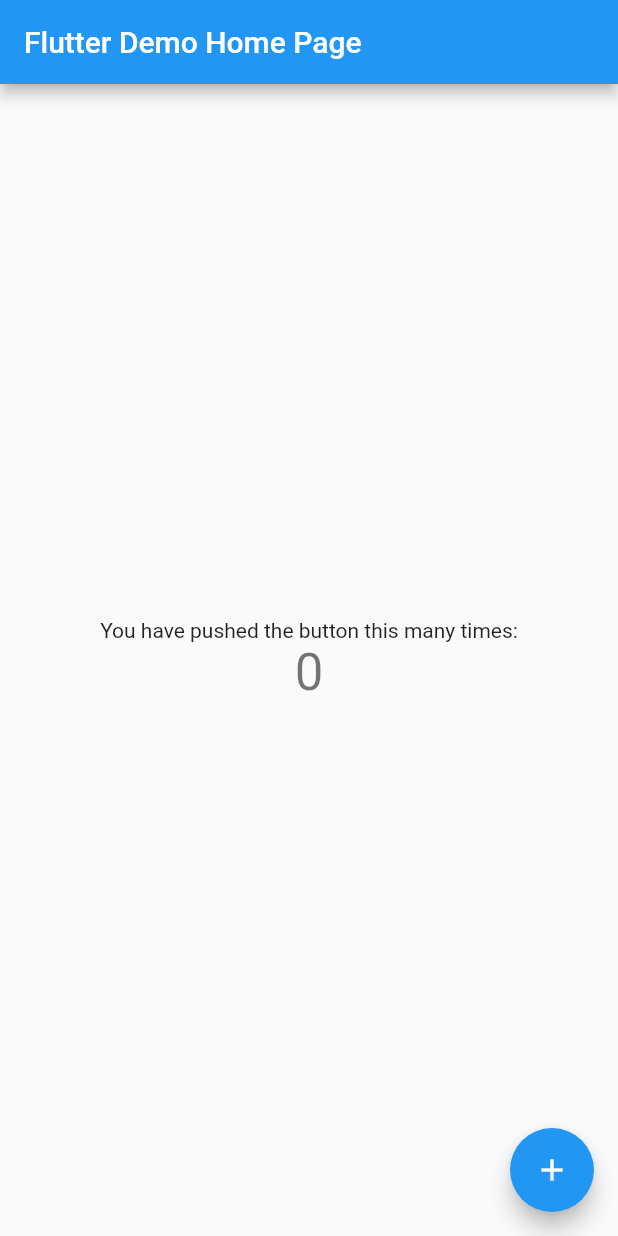
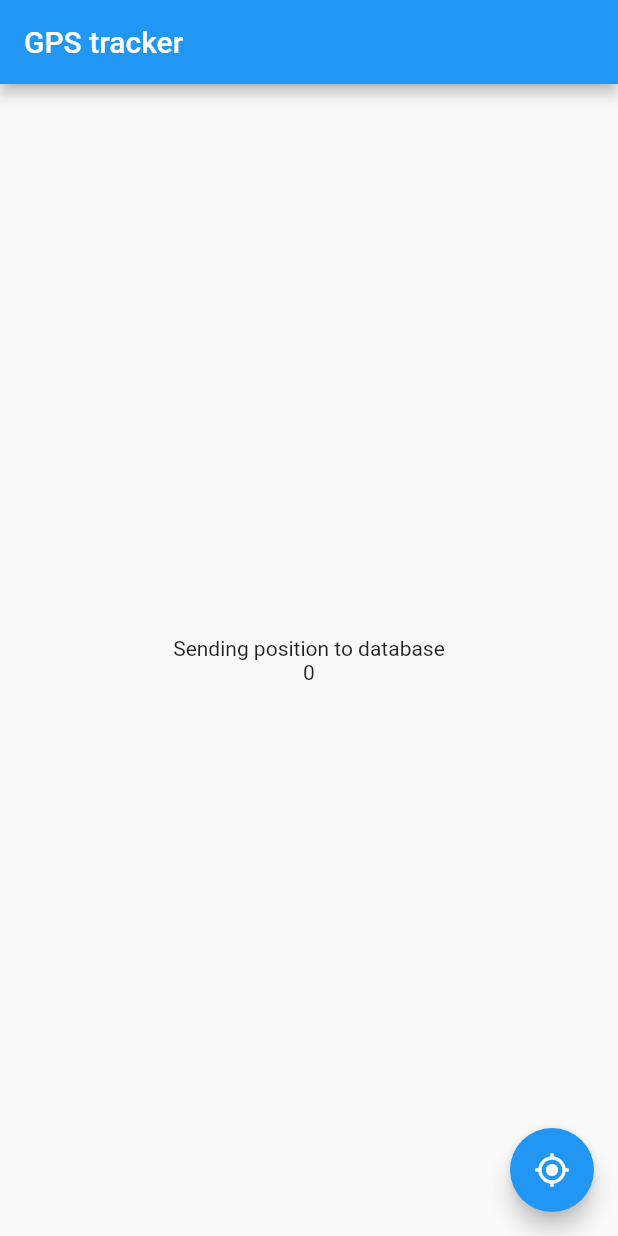
Before and after one commit to henry-hz/digital-quarantine, a Flutter app: the screen it shows after launch, on a phone screen of 412 x 824 dp. Run offline on Flutter 3.47's test engine with Material 2 defaults, Android fonts, the phone set to English and light mode, and no system bars; our stand-ins replace flutter_redux, redux; statements that could not run were skipped.

```diff
--- a/mobile/lib/main.dart
+++ b/mobile/lib/main.dart
@@ -1,111 +1,27 @@
 import 'package:flutter/material.dart';
+import './pages/home_page.dart';
+import 'package:redux/redux.dart';
+import 'package:flutter_redux/flutter_redux.dart';
 
-void main() => runApp(MyApp());
+void main() => runApp(Tracker());
 
-class MyApp extends StatelessWidget {
-  // This widget is the root of your application.
+
+class Tracker extends StatelessWidget {
+  String title = 'GPS tracker';                         // new
+
+  final store = new Store<AppState> (
+      appReducer,
+      initialState: new AppState(),
+      middleware: [],
+  );
+
+
+
   @override
   Widget build(BuildContext context) {
-    return MaterialApp(
-      title: 'Flutter Demo',
-      theme: ThemeData(
-        // This is the theme of your application.
-        //
-        // Try running your application with "flutter run". You'll see the
-        // application has a blue toolbar. Then, without quitting the app, try
-        // changing the primarySwatch below to Colors.green and then invoke
-        // "hot reload" (press "r" in the console where you ran "flutter run",
-        // or simply save your changes to "hot reload" in a Flutter IDE).
-        // Notice that the counter didn't reset back to zero; the application
-        // is not restarted.
-        primarySwatch: Colors.blue,
-      ),
-      home: MyHomePage(title: 'Flutter Demo Home Page'),
+    return new MaterialApp(                             // updated
+        title: title,                                   // new
+        home: new HomePage(title),                      // new
     );
   }
 }
-
-class MyHomePage extends StatefulWidget {
-  MyHomePage({Key key, this.title}) : super(key: key);
-
-  // This widget is the home page of your application. It is stateful, meaning
-  // that it has a State object (defined below) that contains fields that affect
-  // how it looks.
-
-  // This class is the configuration for the state. It holds the values (in this
-  // case the title) provided by the parent (in this case the App widget) and
-  // used by the build method of the State. Fields in a Widget subclass are
-  // always marked "final".
-
-  final String title;
-
-  @override
-  _MyHomePageState createState() => _MyHomePageState();
-}
-
-class _MyHomePageState extends State<MyHomePage> {
-  int _counter = 0;
-
-  void _incrementCounter() {
-    setState(() {
-      // This call to setState tells the Flutter framework that something has
-      // changed in this State, which causes it to rerun the build method below
-      // so that the display can reflect the updated values. If we changed
-      // _counter without calling setState(), then the build method would not be
-      // called again, and so nothing would appear to happen.
-      _counter++;
-    });
-  }
-
-  @override
-  Widget build(BuildContext context) {
-    // This method is rerun every time setState is called, for instance as done
-    // by the _incrementCounter method above.
-    //
-    // The Flutter framework has been optimized to make rerunning build methods
-    // fast, so that you can just rebuild anything that needs updating rather
-    // than having to individually change instances of widgets.
-    return Scaffold(
-      appBar: AppBar(
-        // Here we take the value from the MyHomePage object that was created by
-        // the App.build method, and use it to set our appbar title.
-        title: Text(widget.title),
-      ),
-      body: Center(
-        // Center is a layout widget. It takes a single child and positions it
-        // in the middle of the parent.
-        child: Column(
-          // Column is also a layout widget. It takes a list of children and
-          // arranges them vertically. By default, it sizes itself to fit its
-          // children horizontally, and tries to be as tall as its parent.
-          //
-          // Invoke "debug painting" (press "p" in the console, choose the
-          // "Toggle Debug Paint" action from the Flutter Inspector in Android
-          // Studio, or the "Toggle Debug Paint" command in Visual Studio Code)
-          // to see the wireframe for each widget.
-          //
-          // Column has various properties to control how it sizes itself and
-          // how it positions its children. Here we use mainAxisAlignment to
-          // center the children vertically; the main axis here is the vertical
-          // axis because Columns are vertical (the cross axis would be
-          // horizontal).
-          mainAxisAlignment: MainAxisAlignment.center,
-          children: <Widget>[
-            Text(
-              'You have pushed the button this many times:',
-            ),
-            Text(
-              '$_counter',
-              style: Theme.of(context).textTheme.display1,
-            ),
-          ],
-        ),
-      ),
-      floatingActionButton: FloatingActionButton(
-        onPressed: _incrementCounter,
-        tooltip: 'Increment',
-        child: Icon(Icons.add),
-      ), // This trailing comma makes auto-formatting nicer for build methods.
-    );
-  }
-}
--- /dev/null
+++ b/mobile/lib/models/app_state.dart
@@ -0,0 +1,18 @@
+class AppState {
+  final int count;
+  final bool isLoading;
+
+  AppState({this.count = 0, this.isLoading = false});
+
+  AppState copyWith({int cound, bool isLoading}) {
+    return new AppState(
+        count: count ?? this.count,
+        isLoading: isLoading ?? this.isLoading
+    );
+  }
+
+  @override
+  String toString() {
+    return 'AppState{isLoading: $isLoading, count: $count}';
+  }
+}
--- /dev/null
+++ b/mobile/lib/pages/home_page.dart
@@ -0,0 +1,33 @@
+import 'package:flutter/material.dart';
+
+
+class HomePage extends StatelessWidget {
+  final String title;
+  HomePage(this.title);
+
+  @override
+  Widget build(BuildContext context) {
+    return new Scaffold(
+        appBar: new AppBar(
+            title: new Text(this.title),
+        ),
+        body: new Container(
+            child: new Center(
+                child: new Column(
+                    mainAxisAlignment: MainAxisAlignment.center,
+                    children: <Widget> [
+                      new Text(
+                          'Sending position to database',
+                      ),
+                      new Text('0'),
+                    ]
+                )
+            )
+        ),
+      floatingActionButton: new FloatingActionButton(
+          onPressed: () => print('PRESSED'),
+          child: new Icon(Icons.gps_fixed),
+      ),
+    );
+  }
+}
--- /dev/null
+++ b/mobile/lib/reducers/app_reducer.dart
@@ -0,0 +1,8 @@
+import 'package:mobile/models/app_state.dart';
+
+AppState appReducer(AppState state, action) {
+  return new AppState(
+      isLoading: false,
+      count: counterReducer(state.count, action),
+  );
+}
--- a/mobile/pubspec.yaml
+++ b/mobile/pubspec.yaml
@@ -27,6 +27,9 @@ dependencies:
 dev_dependencies:
   flutter_test:
     sdk: flutter
+  redux: ">= 4.0.0 < 4.1.0"
+  flutter_redux: ">=0.6.0 < 0.6.10"
+  redux_logging: "^0.4.0"
 
 
 # For information on the generic Dart part of this file, see the
```
Also changed, not shown: mobile/pubspec.lock.
